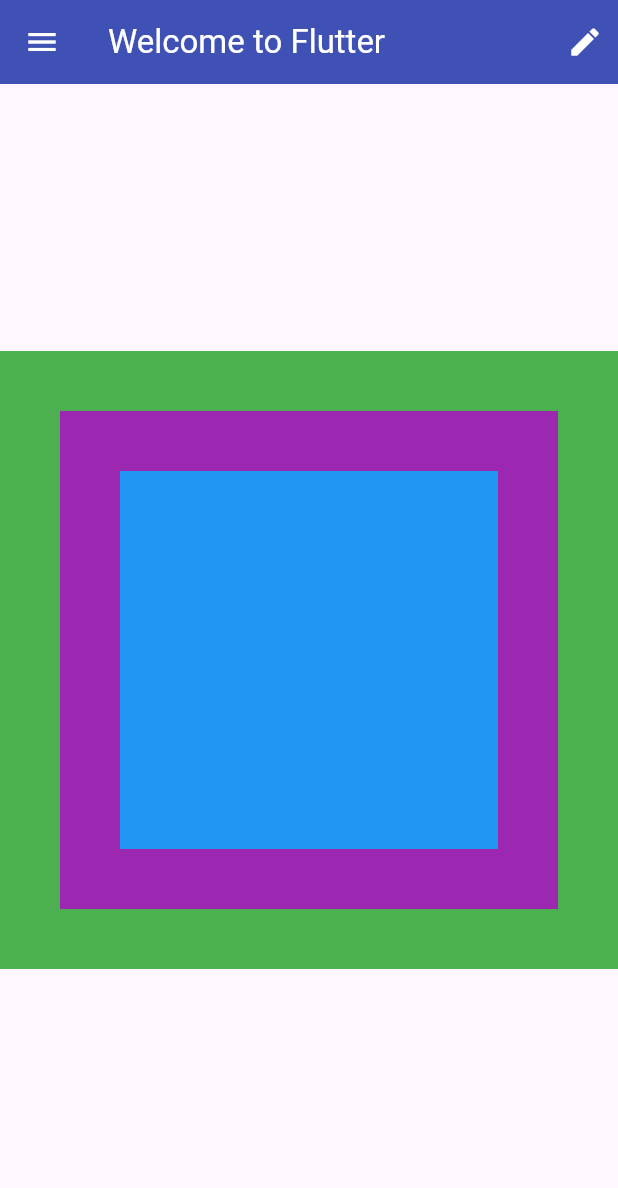
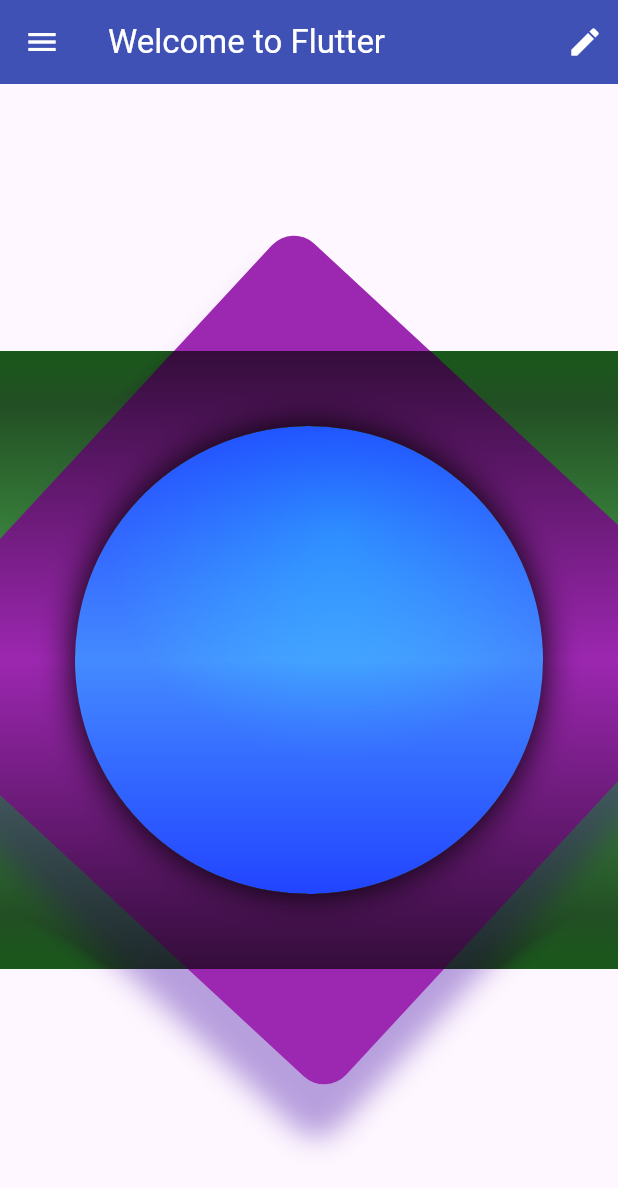
Before and after one commit to memtarhan/Become-a-Flutter-Developer, a Flutter app: the screen it shows after launch, on a phone screen of 412 x 824 dp. Shown: the top 1188 px of the screen. Run offline on Flutter 3.47's test engine with Material 3 defaults, Android fonts, the phone set to English and light mode, and no system bars; our stand-ins replace auto_size_text, cached_network_image, flutter_html, flutter_riverpod, flutter_slidable, flutter_svg and 2 more; missing offline and left inert: colorize_lumberdash, desktop_window, flutter_adaptive_scaffold, lumberdash.

Commit message:
<Flutter Cookbook>: Using Widgets

```diff
--- a/flutter-cookbook/chapter_4/lib/immutable_widget.dart
+++ b/flutter-cookbook/chapter_4/lib/immutable_widget.dart
@@ -1,3 +1,5 @@
+import 'dart:math' as math;
+
 import 'package:flutter/material.dart';
 
 class ImmutableWidget extends StatelessWidget {
@@ -6,12 +8,48 @@ class ImmutableWidget extends StatelessWidget {
   @override
   Widget build(BuildContext context) {
     return Container(
-      color: Colors.green,
-      padding: const EdgeInsets.all(40.0),
-      child: Container(
-        color: Colors.purple,
-        padding: const EdgeInsets.all(40.0),
-        child: const ColoredBox(color: Colors.blue),
+      decoration: const BoxDecoration(color: Colors.green),
+      foregroundDecoration: const BoxDecoration(
+        backgroundBlendMode: BlendMode.colorBurn,
+        gradient: LinearGradient(
+          begin: Alignment.topCenter,
+          end: Alignment.bottomCenter,
+          colors: [Color(0xAA0d6123), Color(0x00000000), Color(0xAA0d6123)],
+        ),
+      ),
+      child: Transform.rotate(
+        angle: 180 / math.pi,
+        child: Container(
+        width: 250,
+        height: 250,
+        decoration: BoxDecoration(
+          color: Colors.purple,
+          boxShadow: [
+            BoxShadow(
+              color: Colors.deepPurple.withAlpha(120),
+              spreadRadius: 4,
+              blurRadius: 15,
+              offset: Offset.fromDirection(1.0, 30),
+            ),
+          ],
+          borderRadius: const BorderRadius.all(Radius.circular(20)),
+        ),
+        child: Padding(
+          padding: const EdgeInsets.all(50.0), child: _buildShinyCircle(),),
+      ),
+        )
+    );
+  }
+
+  Widget _buildShinyCircle() {
+    return Container(
+      decoration: const BoxDecoration(
+        shape: BoxShape.circle,
+        gradient: RadialGradient(
+          colors: [Colors.lightBlueAccent, Colors.blueAccent],
+          center: Alignment(-0.3, -0.5),
+        ),
+        boxShadow: [BoxShadow(blurRadius: 20)],
       ),
     );
   }
```
